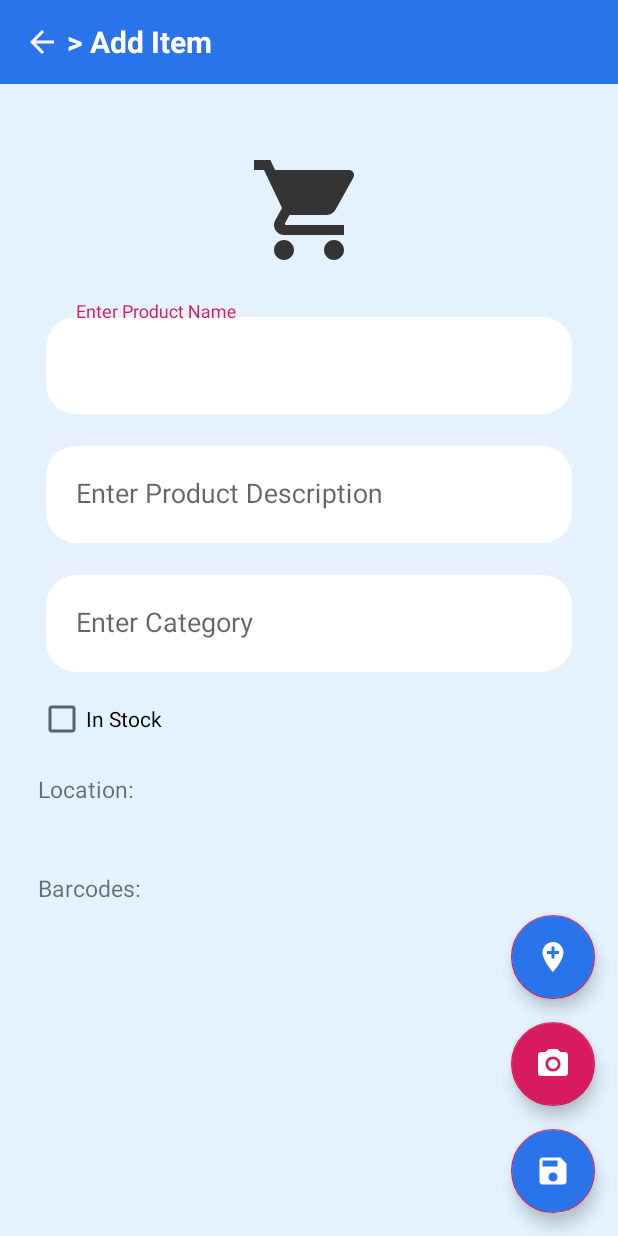
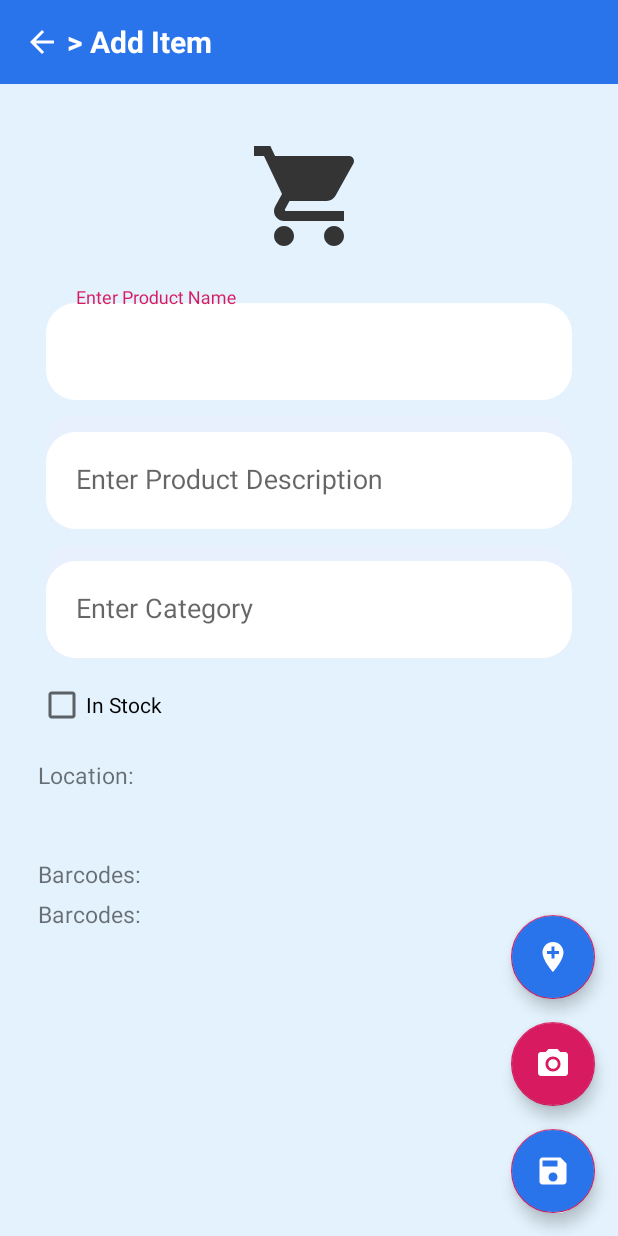
Before and after one commit to prasharsh/roomately, an Android app: the AddItemActivity screen opened directly, with no data from a screen before it, on a phone screen of 412 x 824 dp. Run offline under Robolectric (Android 15) with nearby library versions, the phone set to English and light mode, and no system bars; our stand-ins replace Firebase (no records; nobody signed in at launch, a user with empty details on screens opened directly); 1 statement that could not run was skipped.

Commit message:
Final Commit

```diff
--- a/app/src/main/java/com/titans/roomatelyapp/dialogs/ProductDetailDialog.kt
+++ b/app/src/main/java/com/titans/roomatelyapp/dialogs/ProductDetailDialog.kt
@@ -431,6 +431,7 @@ class ProductDetailDialog: DialogFragment
             if(item.barcodes.contains(barcode))
             {
                 Toast.makeText(requireContext(),"Barcode Already Added",Toast.LENGTH_LONG).show()
+                return
             }
             item.barcodes.add(barcode!!)
 
--- a/app/src/main/java/com/titans/roomatelyapp/items/AddItemActivity.kt
+++ b/app/src/main/java/com/titans/roomatelyapp/items/AddItemActivity.kt
@@ -48,6 +48,11 @@ class AddItemActivity: AppCompatActivity() {
             val intent = Intent(this, LocationActivity::class.java)
             startActivityForResult(intent,LOCATION_ACTIVITY_REQUEST)
         }
+
+        var b = intent.extras?.getString("barcode")
+        if(b==null)
+            b=""
+        txtBarcode.text = "Barcodes: \n"+b
 
         backButton.setOnClickListener { _ -> onBackPressed() }
         txtToolbarLabel.text = Data.selectedGroup + " > " + getString(R.string.add_item)
@@ -290,13 +295,16 @@ class AddItemActivity: AppCompatActivity() {
 
             if (txtBarcode.text.toString().split("\n").contains(barcode)) {
                 Toast.makeText(this, "Barcode Already Added", Toast.LENGTH_LONG).show()
-                return
+            }
+            else
+            {
+
+                if (txtBarcode.text.length != 0)
+                    barcode = "\n" + barcode
+
+                txtBarcode.text = txtBarcode.text.toString() + barcode
             }
 
-            if (txtBarcode.text.length != 0)
-                barcode = "\n" + barcode
-
-            txtBarcode.text = txtBarcode.text.toString() + barcode
         }
     }
 
--- a/app/src/main/res/layout/dialog_item.xml
+++ b/app/src/main/res/layout/dialog_item.xml
@@ -101,12 +101,12 @@
         <com.google.android.material.textfield.TextInputLayout
             android:layout_width="match_parent"
             android:layout_height="wrap_content"
+            android:id="@+id/lBarcodes"
             android:visibility="gone"
-            android:id="@+id/lBarcodes"
             android:hint="List of Barcodes"
             android:layout_margin="5sp">
 
-            <com.google.android.material.textfield.TextInputEditText
+            <EditText
                 android:layout_width="match_parent"
                 android:layout_height="wrap_content"
                 android:background="@drawable/editext_round"
```
Also changed, not shown: app/src/main/java/com/titans/roomatelyapp/MainWindowTabs/Dashboard.kt (+5 -2 lines), app/src/main/java/com/titans/roomatelyapp/items/LocationActivity.kt (+0 -14 lines).
